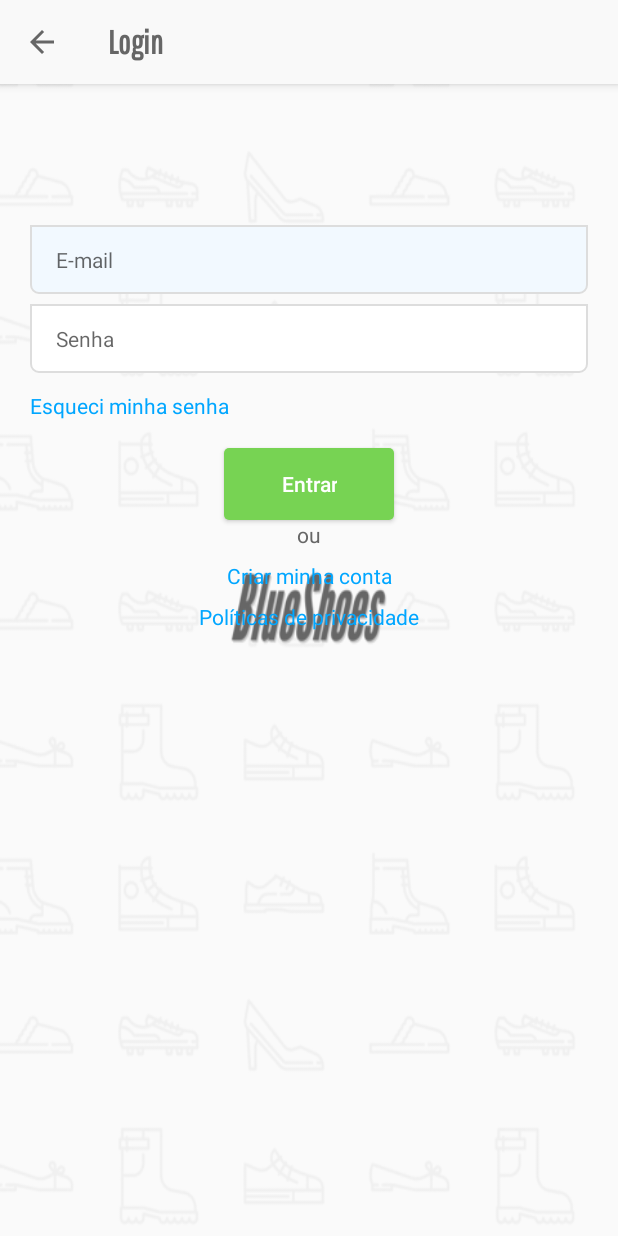
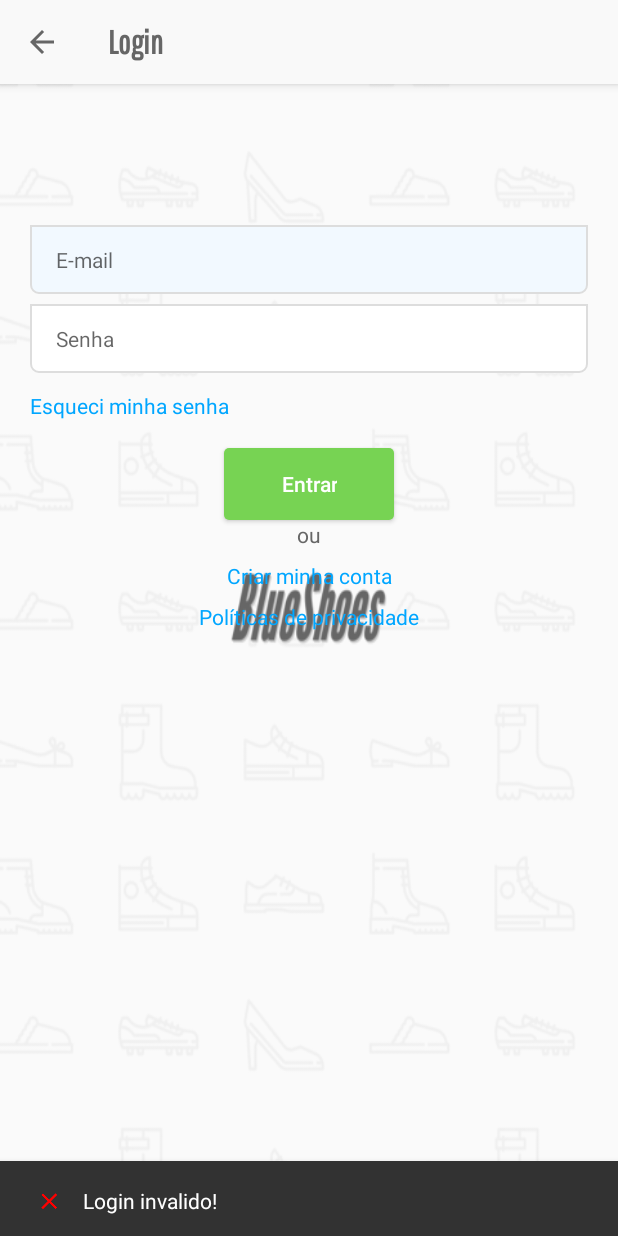
Before and after one commit to MateusLima011/ECommerce_shoes, an Android app built with Jetpack Compose: the LoginActivity screen opened directly, with no data from a screen before it, after a tap on "Entrar", on a phone screen of 412 x 824 dp. Run offline under Robolectric (Android 15) with nearby library versions, the phone set to English and light mode, and no system bars; Roboto replaces fonts that are not available here.

Commit message:
Refatoração tela de login

```diff
--- a/app/src/main/java/com/example/ecommerce_shoes/ui/LoginActivity.kt
+++ b/app/src/main/java/com/example/ecommerce_shoes/ui/LoginActivity.kt
@@ -1,5 +1,6 @@
 package com.example.ecommerce_shoes.ui
 
+import android.content.Intent
 import android.graphics.Color
 import android.graphics.PorterDuff
 import androidx.appcompat.app.AppCompatActivity
@@ -48,6 +49,7 @@ class LoginActivity : AppCompatActivity() {
         binding.etPassword.setOnEditorActionListener { view, actionId, event ->
             onEditorAction(view, actionId, event)
         }
+
     }
 
     private fun onEditorAction(view: TextView, actionId: Int, event: KeyEvent?): Boolean {
@@ -126,7 +128,7 @@ class LoginActivity : AppCompatActivity() {
     }
 
     private fun showProxy(status: Boolean) {
-        binding.flProxyContainer.visibility = if (status) View.VISIBLE else View.GONE
+        binding.proxyScreen.flProxyContainer.visibility = if (status) View.VISIBLE else View.GONE
     }
 
     private fun snackBarFeedback(viewContainer: ViewGroup, status: Boolean, message: String) {
@@ -180,6 +182,8 @@ class LoginActivity : AppCompatActivity() {
             showProxy(false)
             isSingInGoing(false)
             blockFields(false)
+
+            snackBarFeedback(binding.root, message = "Login invalido!", status = false)
         }, 1000)
     }
 
--- a/app/src/main/res/layout/activity_login.xml
+++ b/app/src/main/res/layout/activity_login.xml
@@ -85,6 +85,7 @@
             app:layout_constraintTop_toBottomOf="@id/tv_or" />
 
         <include
+            android:id="@+id/tvPolicyPrivacy"
             layout="@layout/text_view_privacy_policy_login"
             android:layout_width="wrap_content"
             android:layout_height="wrap_content"
@@ -94,21 +95,15 @@
             app:layout_constraintStart_toStartOf="parent"
             app:layout_constraintTop_toBottomOf="@id/tv_sign_up" />
 
-        <FrameLayout
-            android:id="@+id/fl_proxy_container"
+        <include
+            android:id="@+id/proxyScreen"
+            layout="@layout/proxy_screen"
             android:layout_width="match_parent"
             android:layout_height="match_parent"
-            android:background="@color/colorBackgroundProxy"
-            android:visibility="gone">
-
-            <ProgressBar
-                style="@style/ProgressBarGreyProxy"
-                android:layout_width="50dp"
-                android:layout_height="50dp"
-                android:layout_gravity="center" />
-
-
-        </FrameLayout>
+            app:layout_constraintBottom_toBottomOf="parent"
+            app:layout_constraintEnd_toEndOf="parent"
+            app:layout_constraintStart_toStartOf="parent"
+            app:layout_constraintTop_toTopOf="parent" />
 
     </androidx.constraintlayout.widget.ConstraintLayout>
 </androidx.core.widget.NestedScrollView>
```
Also changed, not shown: app/src/main/res/layout/proxy_screen.xml (added, +15 -0 lines).
